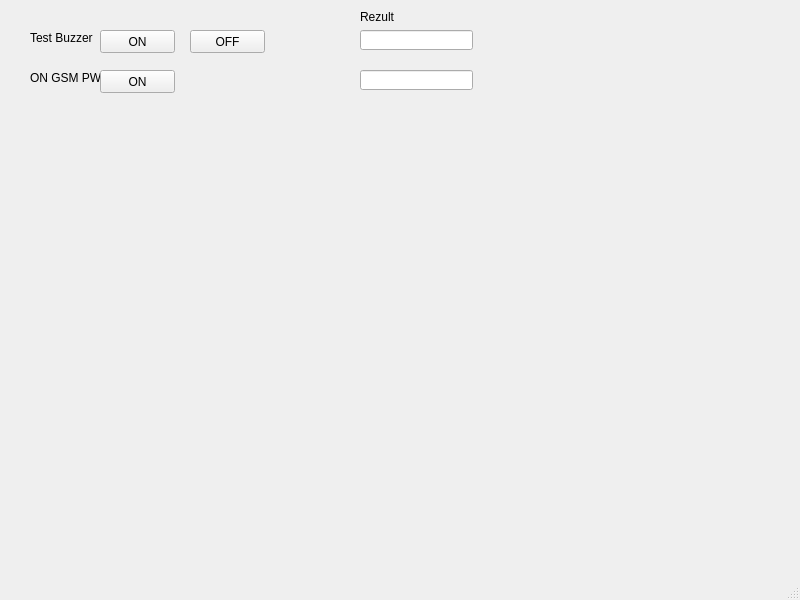
First picture: the form in mainwindow.ui, repository Neitron-byte/Repair, before the edit.
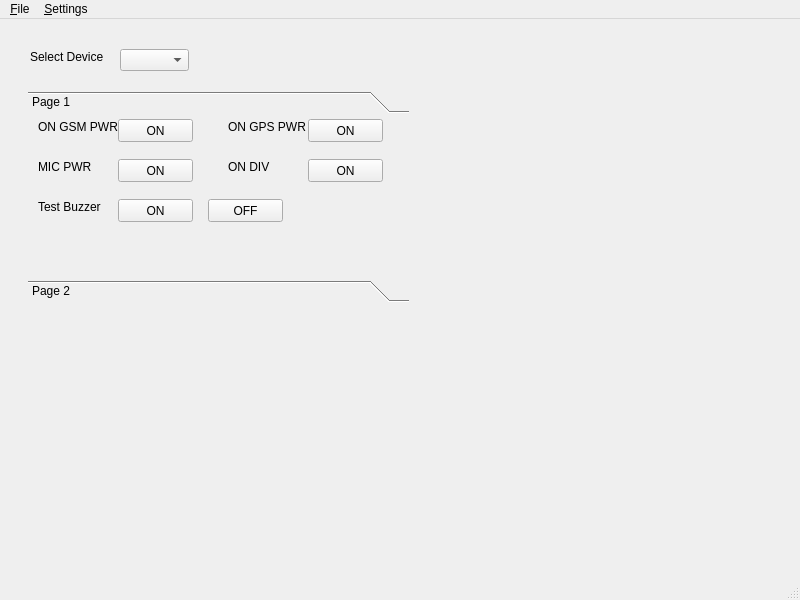
Second picture: the form after the edit. Custom widgets are drawn as their Qt base class.

The edit to the form file:
```diff
--- a/mainwindow.ui
+++ b/mainwindow.ui
@@ -14,20 +14,17 @@
    <string>MainWindow</string>
   </property>
   <widget class="QWidget" name="centralwidget">
-   <widget class="QPushButton" name="pushButton_BZ_ON">
+   <widget class="QComboBox" name="comboBox_dev">
     <property name="geometry">
      <rect>
-      <x>100</x>
+      <x>120</x>
       <y>30</y>
-      <width>75</width>
-      <height>23</height>
+      <width>69</width>
+      <height>22</height>
      </rect>
     </property>
-    <property name="text">
-     <string>ON</string>
-    </property>
    </widget>
-   <widget class="QLabel" name="label">
+   <widget class="QLabel" name="label_4">
     <property name="geometry">
      <rect>
       <x>30</x>
@@ -37,14 +34,51 @@
      </rect>
     </property>
     <property name="text">
-     <string>Test Buzzer</string>
+     <string>Select Device</string>
+    </property>
+   </widget>
+   <widget class="QToolBox" name="toolBox_Device">
+    <property name="geometry">
+     <rect>
+      <x>28</x>
+      <y>72</y>
+      <width>381</width>
+      <height>211</height>
+     </rect>
+    </property>
+    <property name="currentIndex">
+     <number>0</number>
+    </property>
+    <widget class="QWidget" name="page_34">
+     <property name="geometry">
+      <rect>
+       <x>0</x>
+       <y>0</y>
+       <width>381</width>
+       <height>157</height>
+      </rect>
+     </property>
+     <attribute name="label">
+      <string>Page 1</string>
+     </attribute>
+     <widget class="QPushButton" name="pushButton_GSM_ON">
+      <property name="geometry">
+       <rect>
+        <x>90</x>
+        <y>0</y>
+        <width>75</width>
+        <height>23</height>
+       </rect>
+      </property>
+      <property name="text">
+       <string>ON</string>
     </property>
    </widget>
    <widget class="QPushButton" name="pushButton_BZ_OFF">
     <property name="geometry">
      <rect>
-      <x>190</x>
-      <y>30</y>
+        <x>180</x>
+        <y>80</y>
       <width>75</width>
       <height>23</height>
      </rect>
@@ -53,11 +87,37 @@
      <string>OFF</string>
     </property>
    </widget>
+     <widget class="QLabel" name="label">
+      <property name="geometry">
+       <rect>
+        <x>10</x>
+        <y>80</y>
+        <width>81</width>
+        <height>16</height>
+       </rect>
+      </property>
+      <property name="text">
+       <string>Test Buzzer</string>
+      </property>
+     </widget>
+     <widget class="QPushButton" name="pushButton_BZ_ON">
+      <property name="geometry">
+       <rect>
+        <x>90</x>
+        <y>80</y>
+        <width>75</width>
+        <height>23</height>
+       </rect>
+      </property>
+      <property name="text">
+       <string>ON</string>
+      </property>
+     </widget>
    <widget class="QLabel" name="label_2">
     <property name="geometry">
      <rect>
-      <x>30</x>
-      <y>70</y>
+        <x>10</x>
+        <y>0</y>
       <width>81</width>
       <height>16</height>
      </rect>
@@ -66,11 +126,11 @@
      <string>ON GSM PWR</string>
     </property>
    </widget>
-   <widget class="QPushButton" name="pushButton_GSM_ON">
+     <widget class="QPushButton" name="pushButton_GPS_ON">
     <property name="geometry">
      <rect>
-      <x>100</x>
-      <y>70</y>
+        <x>280</x>
+        <y>0</y>
       <width>75</width>
       <height>23</height>
      </rect>
@@ -82,33 +142,90 @@
    <widget class="QLabel" name="label_3">
     <property name="geometry">
      <rect>
-      <x>360</x>
-      <y>10</y>
-      <width>47</width>
-      <height>13</height>
+        <x>200</x>
+        <y>0</y>
+        <width>81</width>
+        <height>16</height>
      </rect>
     </property>
     <property name="text">
-     <string>Rezult</string>
-    </property>
-   </widget>
-   <widget class="QLineEdit" name="lineEdit_Rez_BZ">
+       <string>ON GPS PWR</string>
+      </property>
+     </widget>
+     <widget class="QPushButton" name="pushButton_MIC_PWR">
     <property name="geometry">
      <rect>
-      <x>360</x>
-      <y>30</y>
-      <width>113</width>
-      <height>20</height>
-     </rect>
-    </property>
-   </widget>
-   <widget class="QLineEdit" name="lineEdit_Rez_PWR_GSM">
+        <x>90</x>
+        <y>40</y>
+        <width>75</width>
+        <height>23</height>
+       </rect>
+      </property>
+      <property name="text">
+       <string>ON</string>
+      </property>
+     </widget>
+     <widget class="QLabel" name="label_5">
     <property name="geometry">
      <rect>
-      <x>360</x>
-      <y>70</y>
-      <width>113</width>
-      <height>20</height>
+        <x>10</x>
+        <y>40</y>
+        <width>81</width>
+        <height>16</height>
+       </rect>
+      </property>
+      <property name="text">
+       <string>MIC PWR</string>
+      </property>
+     </widget>
+     <widget class="QPushButton" name="pushButton_ON_DIV">
+      <property name="geometry">
+       <rect>
+        <x>280</x>
+        <y>40</y>
+        <width>75</width>
+        <height>23</height>
+       </rect>
+      </property>
+      <property name="text">
+       <string>ON</string>
+      </property>
+     </widget>
+     <widget class="QLabel" name="label_6">
+      <property name="geometry">
+       <rect>
+        <x>200</x>
+        <y>40</y>
+        <width>81</width>
+        <height>16</height>
+       </rect>
+      </property>
+      <property name="text">
+       <string>ON DIV</string>
+      </property>
+     </widget>
+    </widget>
+    <widget class="QWidget" name="page_e18">
+     <property name="geometry">
+      <rect>
+       <x>0</x>
+       <y>0</y>
+       <width>381</width>
+       <height>157</height>
+      </rect>
+     </property>
+     <attribute name="label">
+      <string>Page 2</string>
+     </attribute>
+    </widget>
+   </widget>
+   <widget class="Console" name="widget_Console" native="true">
+    <property name="geometry">
+     <rect>
+      <x>470</x>
+      <y>20</y>
+      <width>291</width>
+      <height>421</height>
      </rect>
     </property>
    </widget>
@@ -122,9 +239,33 @@
      <height>21</height>
     </rect>
    </property>
+   <widget class="QMenu" name="menu_File">
+    <property name="title">
+     <string>&amp;File</string>
+    </property>
+    <addaction name="action_New"/>
+    <addaction name="action_Open"/>
+    <addaction name="action_Close"/>
+   </widget>
+   <widget class="QMenu" name="menu_Settings">
+    <property name="title">
+     <string>&amp;Settings</string>
+    </property>
+    <addaction name="actionConnect"/>
+   </widget>
+   <addaction name="menu_File"/>
+   <addaction name="menu_Settings"/>
   </widget>
   <widget class="QStatusBar" name="statusbar"/>
  </widget>
+ <customwidgets>
+  <customwidget>
+   <class>Console</class>
+   <extends>QWidget</extends>
+   <header location="global">console.h</header>
+   <container>1</container>
+  </customwidget>
+ </customwidgets>
  <resources/>
  <connections/>
 </ui>
```
Left out of the diff: 39 changed lines with no effect on the pictures. Lines whose indentation alone changed are shown as unchanged.
